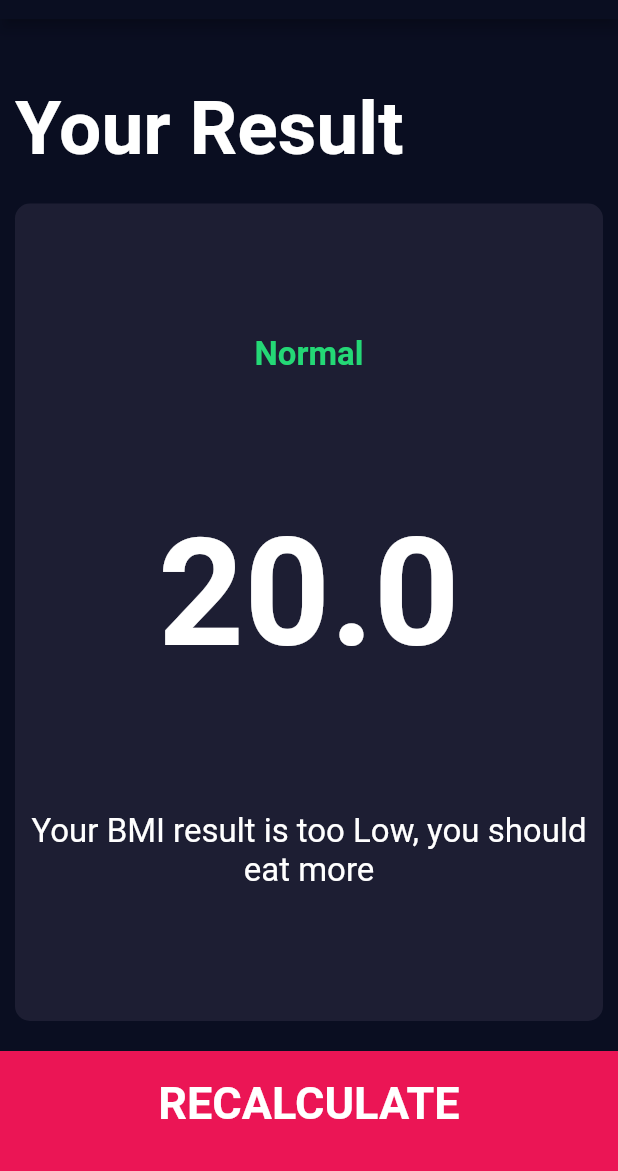
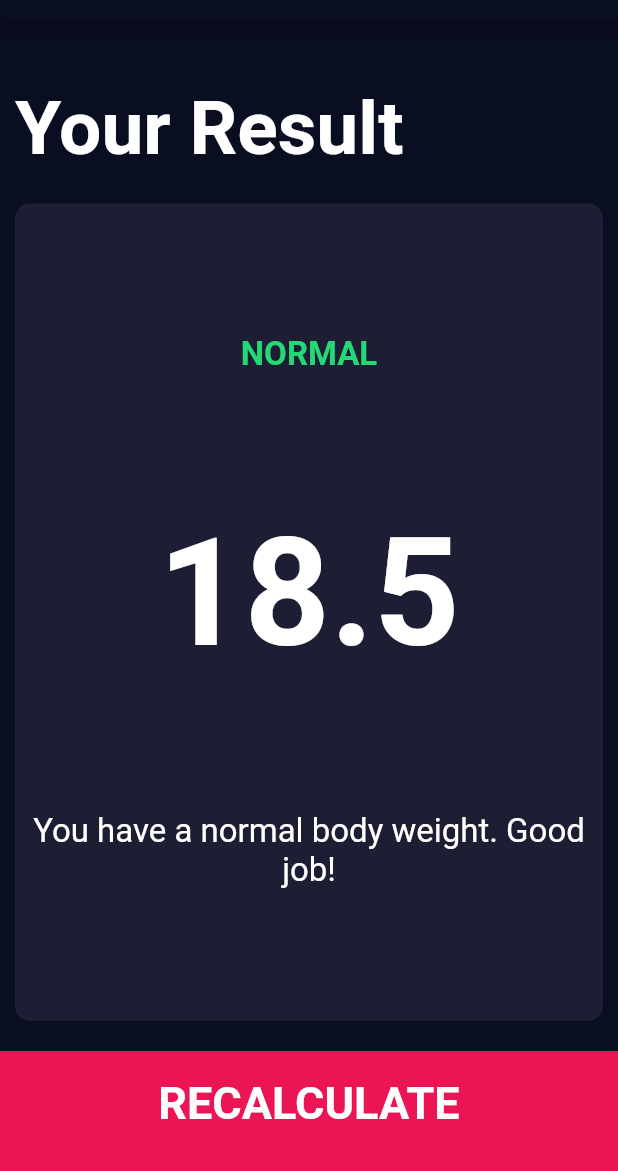
Before and after one commit to malikrasaq/my-flutter-starter-projects, a Flutter app: the screen it shows after launch, after a tap on "CALCULATE", on a phone screen of 412 x 824 dp, the part 65-1236 px from its top. Run offline on Flutter 3.47's test engine with Material 2 defaults, Android fonts, the phone set to English and light mode, and no system bars; our stand-ins replace audioplayers, font_awesome_flutter, rflutter_alert.

Commit message:
Added CalculatorBrain

```diff
--- /dev/null
+++ b/bmi_calculator/lib/calculator_brain.dart
@@ -0,0 +1,37 @@
+
+import 'dart:math';
+
+class CalculatorBrain {
+  CalculatorBrain({required this.height, required this.weight});
+
+  final int height;
+  final int weight;
+
+    late double _bmi;
+
+    String calculateBMI() {
+     _bmi = weight / pow(height / 100, 2);
+      return _bmi.toStringAsFixed(1);
+    }
+
+    String getResult() {
+      if (_bmi >= 25) {
+       return 'OverWeight';
+      } else if(_bmi > 18.5) {
+        return 'Normal';
+      } else {
+        return 'UnderWeight';
+      }
+    }
+
+    String getInterpretation() {
+    if (_bmi >= 25) {
+      return 'You have a higher than normal body weight. Try to exercise more.';
+    } else if (_bmi > 18.5) {
+      return 'You have a normal body weight. Good job!';
+    } else {
+      return 'You have a lower than normal body weight. You can eat a bit more';
+    }
+  }
+
+}
--- a/bmi_calculator/lib/components/bottom_button.dart
+++ b/bmi_calculator/lib/components/bottom_button.dart
@@ -1,4 +1,3 @@
-
 import 'package:flutter/material.dart';
 import 'package:bmi_calculator/constants.dart';
 
@@ -24,8 +23,8 @@
           ),
         ),
         color: kBottonContainerColor,
-        margin: EdgeInsets.only(top: 10.0),
-        padding: EdgeInsets.only(bottom: 10.0),
+        margin: const EdgeInsets.only(top: 10.0),
+        padding: const EdgeInsets.only(bottom: 10.0),
         height: kBottomContainerHeight,
         width: double.infinity,
       ),
--- a/bmi_calculator/lib/components/reusable_card.dart
+++ b/bmi_calculator/lib/components/reusable_card.dart
@@ -1,7 +1,8 @@
 import 'package:flutter/material.dart';
 
 class ReusableCard extends StatelessWidget {
-  const ReusableCard({Key? key, required this.color, this.cardChild , this.onPress})
+  const ReusableCard(
+      {Key? key, required this.color, this.cardChild, this.onPress})
       : super(key: key);
 
   final Color color;
--- a/bmi_calculator/lib/screens/input_page.dart
+++ b/bmi_calculator/lib/screens/input_page.dart
@@ -6,7 +6,7 @@
 import 'package:bmi_calculator/constants.dart';
 import 'result_page.dart';
 import 'package:bmi_calculator/components/reusable_card.dart';
-
+import 'package:bmi_calculator/calculator_brain.dart';
 
 enum Gender {
   male,
@@ -217,8 +217,17 @@
           BottomButton(
             buttonTitle: 'CALCULATE',
             onTap: () {
-              Navigator.push(context,
-                  MaterialPageRoute(builder: (context) => ResultPage()));
+              CalculatorBrain calc =
+                  CalculatorBrain(height: height, weight: weight);
+
+              Navigator.push(
+                  context,
+                  MaterialPageRoute(
+                      builder: (context) => ResultPage(
+                            bmiResult: calc.calculateBMI(),
+                            resultText: calc.getResult(),
+                            interpretation: calc.getInterpretation(),
+                          )));
             },
           ),
         ],
--- a/bmi_calculator/lib/screens/result_page.dart
+++ b/bmi_calculator/lib/screens/result_page.dart
@@ -4,7 +4,16 @@
 import 'package:bmi_calculator/components/bottom_button.dart';
 
 class ResultPage extends StatelessWidget {
-  const ResultPage({Key? key}) : super(key: key);
+  const ResultPage(
+      {Key? key,
+      required this.bmiResult,
+      required this.resultText,
+      required this.interpretation})
+      : super(key: key);
+
+  final String bmiResult;
+  final String resultText;
+  final String interpretation;
 
   @override
   Widget build(BuildContext context) {
@@ -35,14 +44,14 @@
                 crossAxisAlignment: CrossAxisAlignment.center,
                 children: [
                   Text(
-                    'Normal',
+                    resultText.toUpperCase(),
                     style: kResultTextStyle,
                   ),
                   Text(
-                    '20.0',
+                    bmiResult,
                     style: kBMITextStyle,
                   ),
-                  Text('Your BMI result is too Low, you should eat more',
+                  Text(interpretation,
                       textAlign: TextAlign.center, style: kBodyTextStyle),
                 ],
               ),
```
Also changed, not shown: bmi_calculator/pubspec.yaml (+3 -62 lines).
